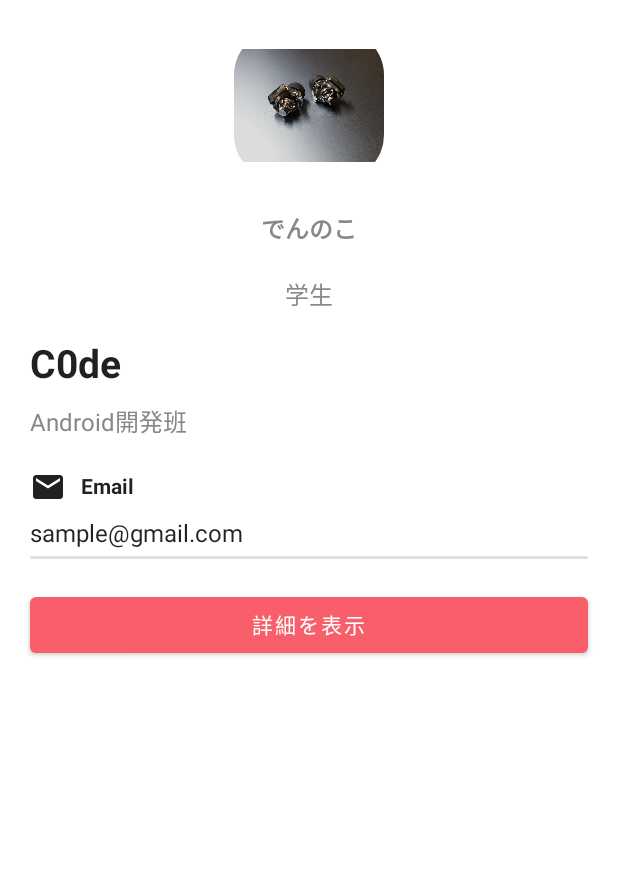
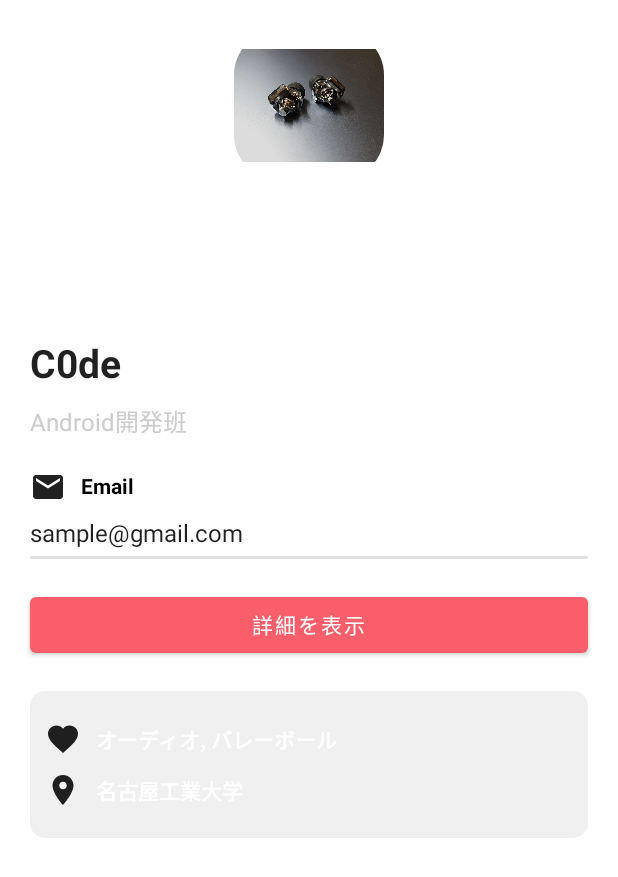
Before and after one commit to dennnoko/JetProfile, an Android app built with Jetpack Compose: the screen it shows after launch (MainActivity), on a phone screen of 412 x 824 dp. Shown: the top 877 px of the screen. Run offline under Robolectric (Android 15) with nearby library versions, the phone set to English and light mode, and no system bars.

Commit message:
add property

```diff
--- a/app/src/main/java/com/example/jetprofile/MainActivity.kt
+++ b/app/src/main/java/com/example/jetprofile/MainActivity.kt
@@ -4,16 +4,20 @@ import android.os.Bundle
 import androidx.activity.ComponentActivity
 import androidx.activity.compose.setContent
 import androidx.compose.foundation.Image
+import androidx.compose.foundation.background
 import androidx.compose.foundation.layout.*
 import androidx.compose.foundation.shape.RoundedCornerShape
 import androidx.compose.material.*
 import androidx.compose.material.icons.Icons
 import androidx.compose.material.icons.filled.Email
+import androidx.compose.material.icons.filled.Favorite
+import androidx.compose.material.icons.filled.LocationOn
 import androidx.compose.runtime.Composable
 import androidx.compose.ui.Alignment
 import androidx.compose.ui.Modifier
 import androidx.compose.ui.draw.clip
 import androidx.compose.ui.graphics.Color
+import androidx.compose.ui.graphics.vector.ImageVector
 import androidx.compose.ui.res.painterResource
 import androidx.compose.ui.text.font.FontWeight
 import androidx.compose.ui.tooling.preview.Preview
@@ -47,7 +51,7 @@ class MainActivity : ComponentActivity() {
                         //名前
                         Text(
                             text = "でんのこ",
-                            color = Color.Gray,
+                            color = Color.White,
                             fontSize = 16.sp,
                             fontWeight = FontWeight.ExtraBold,
                         )
@@ -55,7 +59,7 @@ class MainActivity : ComponentActivity() {
                         //職業
                         Text(
                             text = "学生",
-                            color = Color.Gray,
+                            color = Color.White,
                             fontSize = 16.sp,
                         )
                         Spacer(modifier = Modifier.height(20.dp))
@@ -74,23 +78,12 @@ class MainActivity : ComponentActivity() {
                             //部署、グループ名
                             Text(
                                 text = "Android開発班",
-                                color = Color.Gray,
+                                color = Color.LightGray,
                                 fontSize = 16.sp,
                             )
                             Spacer(modifier = Modifier.height(20.dp))
                             //メール(アイコンと文字)
-                            Row(verticalAlignment = Alignment.CenterVertically) {
-                                Icon(
-                                    imageVector = Icons.Default.Email,
-                                    contentDescription = "email"
-                                )
-                                Spacer(modifier = Modifier.width(10.dp))
-                                Text(
-                                    text = "Email",
-                                    fontSize = 14.sp,
-                                    fontWeight = FontWeight.Bold
-                                )
-                            }
+                            Label(icon = Icons.Default.Email, text = "Email")
                             Spacer(modifier = Modifier.height(10.dp))
                             Text(
                                 text = "sample@gmail.com",
@@ -111,6 +104,28 @@ class MainActivity : ComponentActivity() {
                             ) {
                                 Text(text = "詳細を表示", color = Color.White)
                             }
+                            Spacer(modifier = Modifier.height(20.dp))
+
+                            //趣味と居住地
+                            Column(
+                                modifier = Modifier
+                                    .fillMaxWidth()
+                                    .clip(RoundedCornerShape(10.dp))
+                                    .background(Color.LightGray.copy(alpha = 0.3f))
+                                    .padding(horizontal = 10.dp, vertical = 20.dp)
+                            ) {
+                                Label(
+                                    icon = Icons.Default.Favorite,
+                                    text = "オーディオ, バレーボール",
+                                    color = Color.White,
+                                )
+                                Spacer(modifier = Modifier.height(10.dp))
+                                Label(
+                                    icon = Icons.Default.LocationOn,
+                                    text = "名古屋工業大学",
+                                    color = Color.White,
+                                )
+                            }
                         }
                     }
                 }
@@ -118,3 +133,20 @@ class MainActivity : ComponentActivity() {
         }
     }
 }
+
+@Composable
+fun Label(icon: ImageVector, text: String, color: Color = MaterialTheme.colors.onBackground) {
+    Row(verticalAlignment = Alignment.CenterVertically) {
+        Icon(
+            imageVector = icon,
+            contentDescription = null
+        )
+        Spacer(modifier = Modifier.width(10.dp))
+        Text(
+            text = text,
+            color = color,
+            fontSize = 14.sp,
+            fontWeight = FontWeight.Bold
+        )
+    }
+}
```
